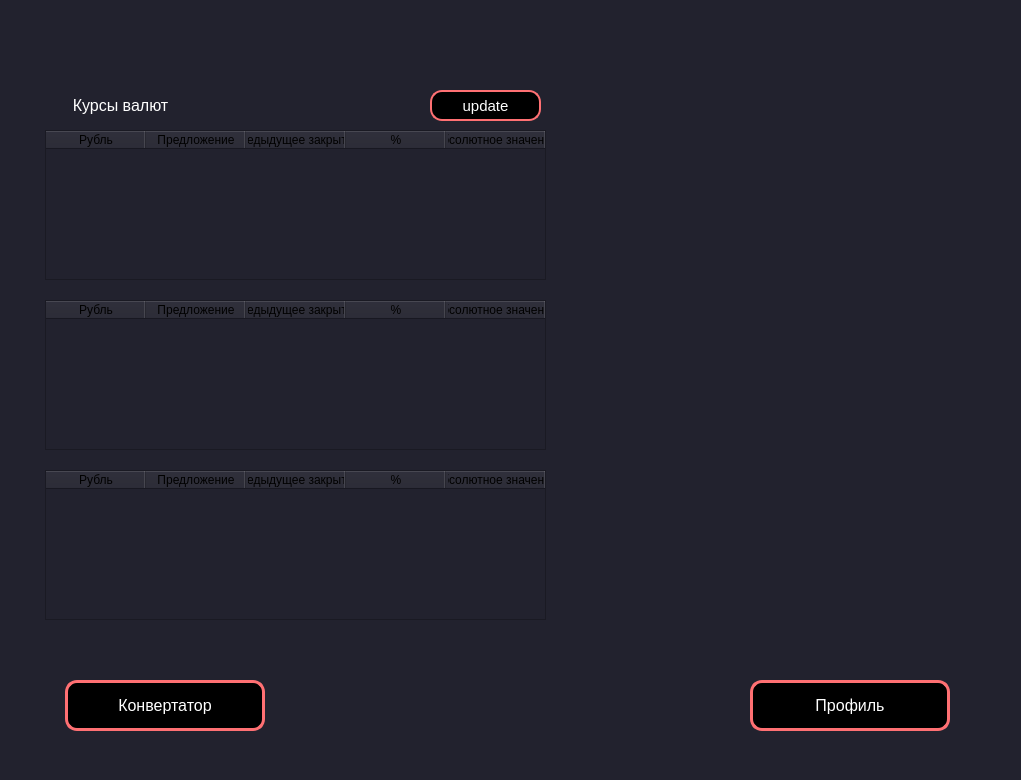
LekzLuthor/YL_PQYT-prj, file pyqt_prj_yl/main_window.ui: the form before one commit.
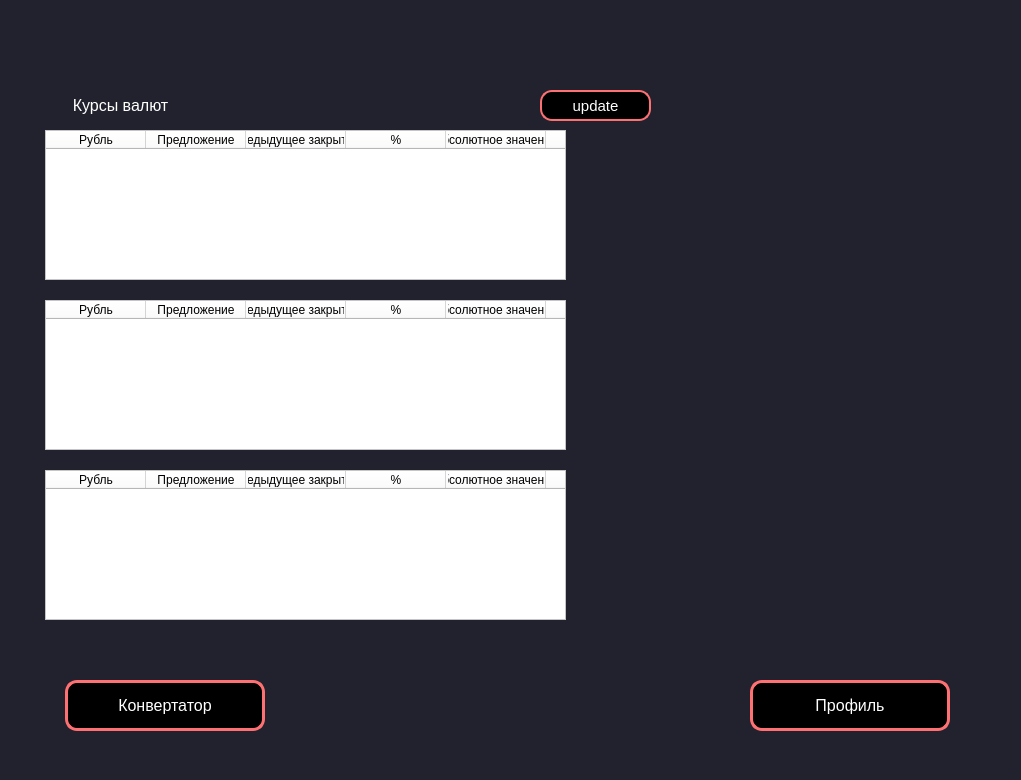
The form after the commit.

Commit message: 3 main tables

```diff
--- a/pyqt_prj_yl/main_window.ui
+++ b/pyqt_prj_yl/main_window.ui
@@ -28,7 +28,7 @@
    <widget class="QPushButton" name="update_curr">
     <property name="geometry">
      <rect>
-      <x>430</x>
+      <x>540</x>
       <y>90</y>
       <width>111</width>
       <height>31</height>
@@ -155,7 +155,7 @@
      <rect>
       <x>45</x>
       <y>130</y>
-      <width>501</width>
+      <width>521</width>
       <height>150</height>
      </rect>
     </property>
@@ -165,6 +165,11 @@
       <height>0</height>
      </size>
     </property>
+    <property name="font">
+     <font>
+      <pointsize>10</pointsize>
+     </font>
+    </property>
     <property name="layoutDirection">
      <enum>Qt::LeftToRight</enum>
     </property>
@@ -172,7 +177,8 @@
      <bool>false</bool>
     </property>
     <property name="styleSheet">
-     <string notr="true">color:black;</string>
+     <string notr="true">color:black;
+background-color: white;</string>
     </property>
     <property name="verticalScrollBarPolicy">
      <enum>Qt::ScrollBarAlwaysOff</enum>
@@ -222,7 +228,7 @@
      <rect>
       <x>45</x>
       <y>300</y>
-      <width>501</width>
+      <width>521</width>
       <height>150</height>
      </rect>
     </property>
@@ -232,6 +238,11 @@
       <height>0</height>
      </size>
     </property>
+    <property name="font">
+     <font>
+      <pointsize>10</pointsize>
+     </font>
+    </property>
     <property name="layoutDirection">
      <enum>Qt::LeftToRight</enum>
     </property>
@@ -239,7 +250,8 @@
      <bool>false</bool>
     </property>
     <property name="styleSheet">
-     <string notr="true">color:black;</string>
+     <string notr="true">color:black;
+background-color: white;</string>
     </property>
     <property name="verticalScrollBarPolicy">
      <enum>Qt::ScrollBarAlwaysOff</enum>
@@ -289,7 +301,7 @@
      <rect>
       <x>45</x>
       <y>470</y>
-      <width>501</width>
+      <width>521</width>
       <height>150</height>
      </rect>
     </property>
@@ -299,6 +311,11 @@
       <height>0</height>
      </size>
     </property>
+    <property name="font">
+     <font>
+      <pointsize>10</pointsize>
+     </font>
+    </property>
     <property name="layoutDirection">
      <enum>Qt::LeftToRight</enum>
     </property>
@@ -306,7 +323,8 @@
      <bool>false</bool>
     </property>
     <property name="styleSheet">
-     <string notr="true">color:black;</string>
+     <string notr="true">color:black;
+background-color: white;</string>
     </property>
     <property name="verticalScrollBarPolicy">
      <enum>Qt::ScrollBarAlwaysOff</enum>
```
Left out of the diff: 6 changed lines with no effect on the pictures. The commit also changes 2 other files.
